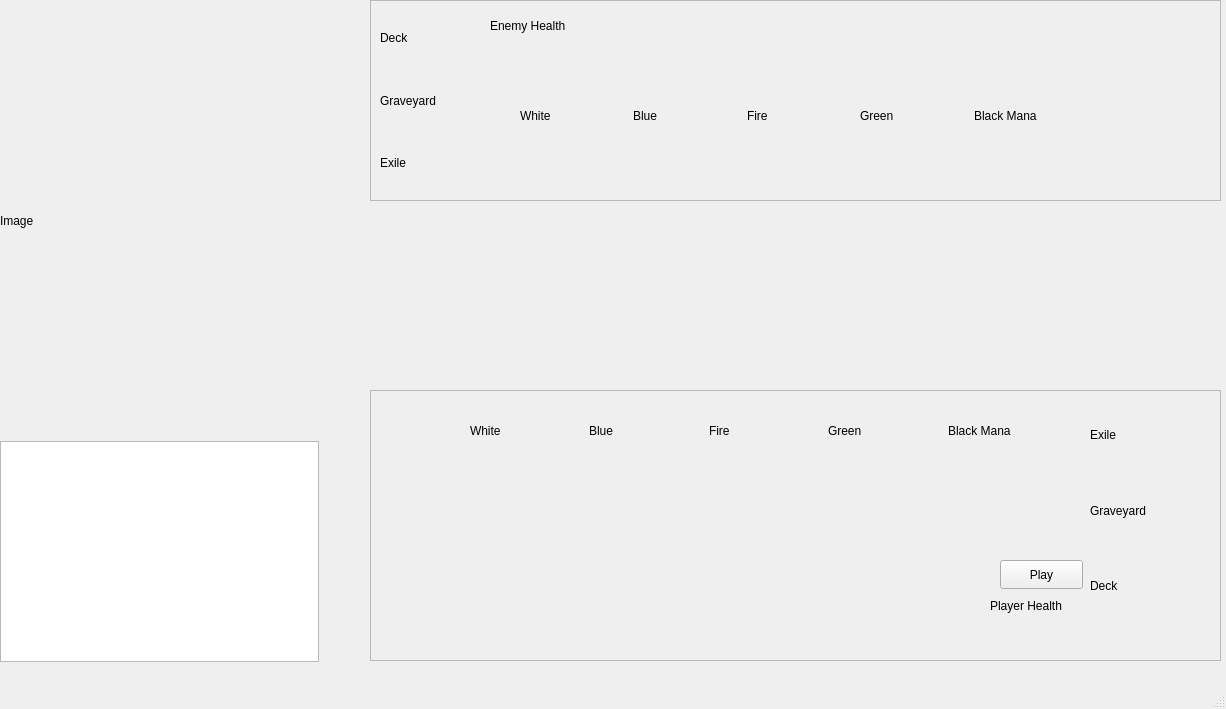
Before: the Qt Designer form mainwindow.ui in chammond123/Magic-Tutorial, drawn with Qt 5.
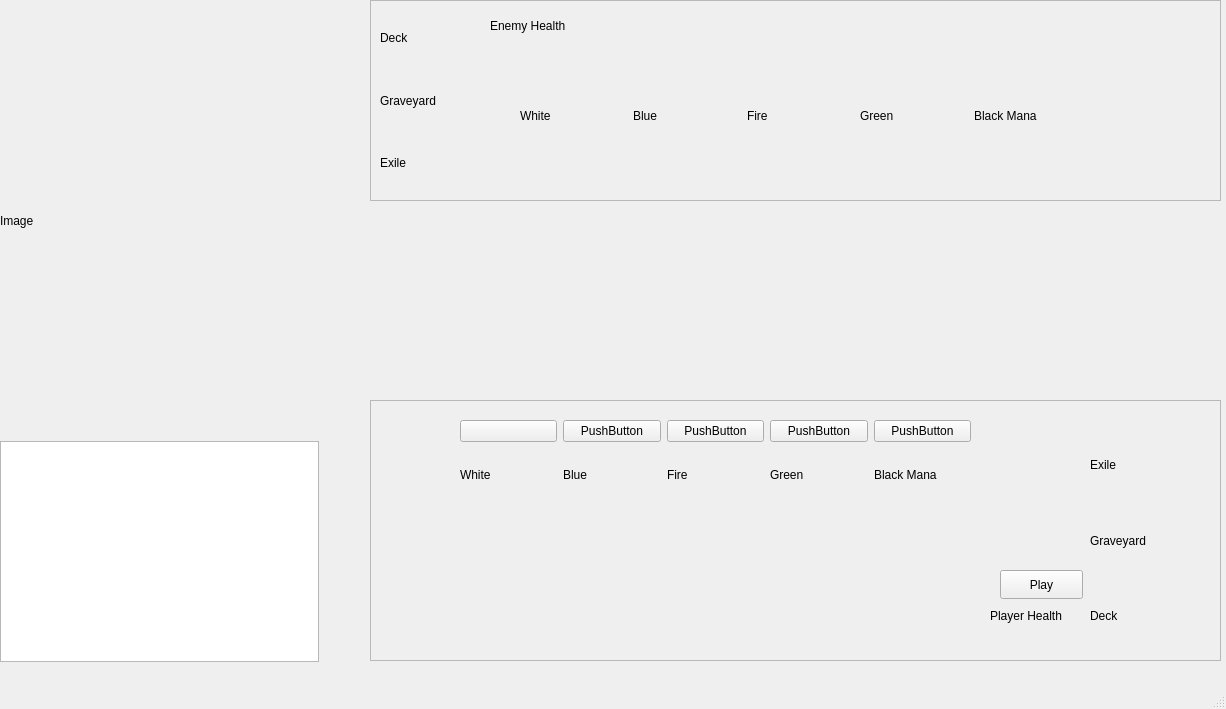
After: the same form once the commit is applied.

Commit message: Added dialog for each mana type

What changed in the file:
```diff
--- a/mainwindow.ui
+++ b/mainwindow.ui
@@ -18,9 +18,9 @@
     <property name="geometry">
      <rect>
       <x>370</x>
-      <y>390</y>
+      <y>400</y>
       <width>851</width>
-      <height>271</height>
+      <height>261</height>
      </rect>
     </property>
     <property name="frameShape">
@@ -33,7 +33,7 @@
      <property name="geometry">
       <rect>
        <x>720</x>
-       <y>10</y>
+       <y>30</y>
        <width>121</width>
        <height>221</height>
       </rect>
@@ -62,53 +62,6 @@
       </item>
      </layout>
     </widget>
-    <widget class="QWidget" name="horizontalLayoutWidget">
-     <property name="geometry">
-      <rect>
-       <x>100</x>
-       <y>10</y>
-       <width>591</width>
-       <height>61</height>
-      </rect>
-     </property>
-     <layout class="QHBoxLayout" name="PlayerMana">
-      <item>
-       <widget class="QLabel" name="playerWhite">
-        <property name="text">
-         <string>White</string>
-        </property>
-       </widget>
-      </item>
-      <item>
-       <widget class="QLabel" name="playerBlue">
-        <property name="text">
-         <string>Blue</string>
-        </property>
-       </widget>
-      </item>
-      <item>
-       <widget class="QLabel" name="playerRed">
-        <property name="text">
-         <string>Fire</string>
-        </property>
-       </widget>
-      </item>
-      <item>
-       <widget class="QLabel" name="playerGreen">
-        <property name="text">
-         <string>Green</string>
-        </property>
-       </widget>
-      </item>
-      <item>
-       <widget class="QLabel" name="playerBlack">
-        <property name="text">
-         <string>Black Mana</string>
-        </property>
-       </widget>
-      </item>
-     </layout>
-    </widget>
     <widget class="QWidget" name="gridLayoutWidget">
      <property name="geometry">
       <rect>
@@ -146,6 +99,96 @@
       <string>Play</string>
      </property>
     </widget>
+    <widget class="QWidget" name="verticalLayoutWidget_3">
+     <property name="geometry">
+      <rect>
+       <x>90</x>
+       <y>20</y>
+       <width>511</width>
+       <height>81</height>
+      </rect>
+     </property>
+     <layout class="QVBoxLayout" name="playerMana">
+      <item>
+       <layout class="QHBoxLayout" name="playerManaIcon">
+        <item>
+         <widget class="QPushButton" name="playerWhiteIcon">
+          <property name="text">
+           <string/>
+          </property>
+         </widget>
+        </item>
+        <item>
+         <widget class="QPushButton" name="playerBlueIcon">
+          <property name="text">
+           <string>PushButton</string>
+          </property>
+         </widget>
+        </item>
+        <item>
+         <widget class="QPushButton" name="playerRedIcon">
+          <property name="text">
+           <string>PushButton</string>
+          </property>
+         </widget>
+        </item>
+        <item>
+         <widget class="QPushButton" name="playerGreenIcon">
+          <property name="text">
+           <string>PushButton</string>
+          </property>
+         </widget>
+        </item>
+        <item>
+         <widget class="QPushButton" name="playerBlackIcon">
+          <property name="text">
+           <string>PushButton</string>
+          </property>
+         </widget>
+        </item>
+       </layout>
+      </item>
+      <item>
+       <layout class="QHBoxLayout" name="playerManaLabel">
+        <item>
+         <widget class="QLabel" name="playerWhite">
+          <property name="text">
+           <string>White</string>
+          </property>
+         </widget>
+        </item>
+        <item>
+         <widget class="QLabel" name="playerBlue">
+          <property name="text">
+           <string>Blue</string>
+          </property>
+         </widget>
+        </item>
+        <item>
+         <widget class="QLabel" name="playerRed">
+          <property name="text">
+           <string>Fire</string>
+          </property>
+         </widget>
+        </item>
+        <item>
+         <widget class="QLabel" name="playerGreen">
+          <property name="text">
+           <string>Green</string>
+          </property>
+         </widget>
+        </item>
+        <item>
+         <widget class="QLabel" name="playerBlack">
+          <property name="text">
+           <string>Black Mana</string>
+          </property>
+         </widget>
+        </item>
+       </layout>
+      </item>
+     </layout>
+    </widget>
    </widget>
    <widget class="QFrame" name="enemyContainer">
     <property name="geometry">
@@ -273,7 +316,7 @@
       <x>370</x>
       <y>299</y>
       <width>851</width>
-      <height>91</height>
+      <height>101</height>
      </rect>
     </property>
     <layout class="QGridLayout" name="playerBattlefield"/>
```
The commit also changes 2 other files.
